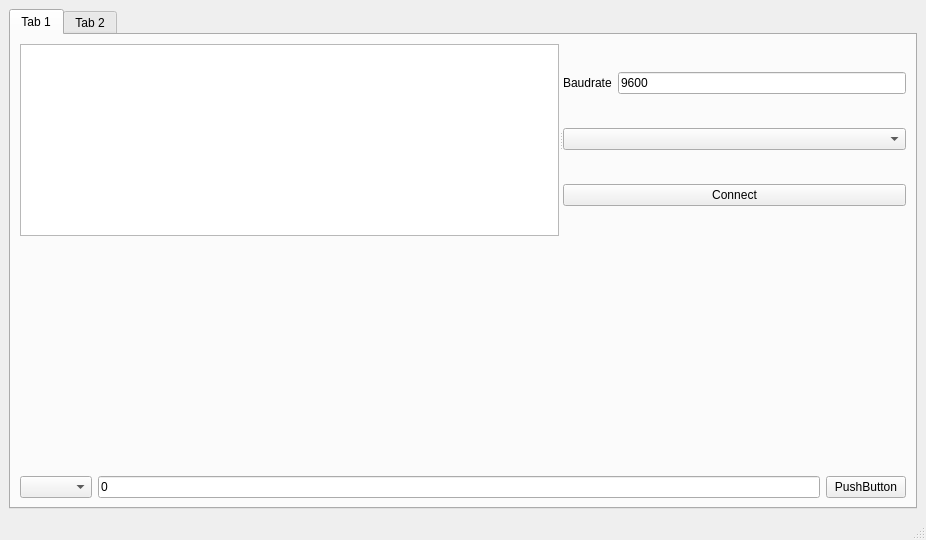
First picture: the form in scripts/untitled.ui, repository Dominare/Stab_Project, before the edit.
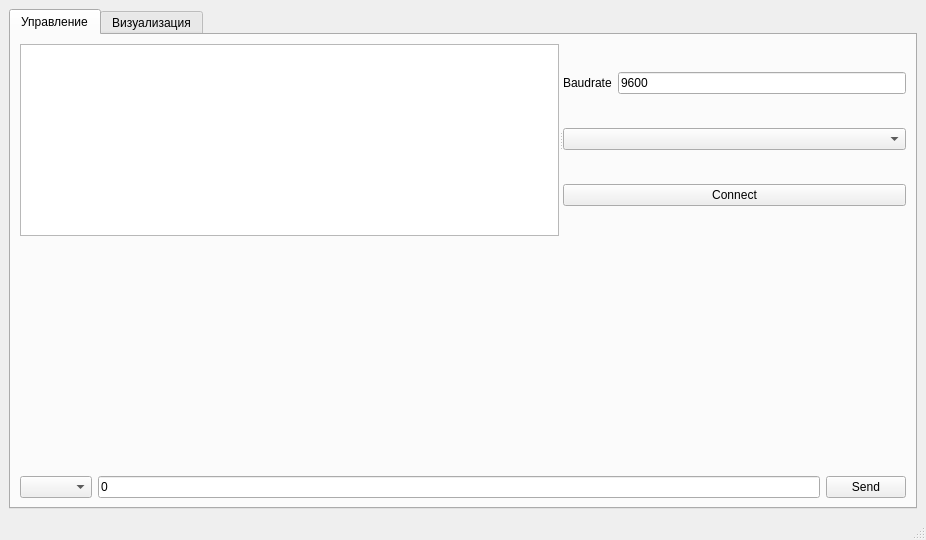
Second picture: the form after the edit. The open tabs and pages were chosen to show the change. Custom widgets are drawn as their Qt base class.

```diff
--- a/scripts/untitled.ui
+++ b/scripts/untitled.ui
@@ -22,7 +22,7 @@
       </property>
       <widget class="QWidget" name="tab">
        <attribute name="title">
-        <string>Tab 1</string>
+        <string>Управление</string>
        </attribute>
        <layout class="QHBoxLayout" name="horizontalLayout_5">
         <item>
@@ -102,7 +102,7 @@
             <item>
              <widget class="QPushButton" name="pushButton">
               <property name="text">
-               <string>PushButton</string>
+               <string>Send</string>
               </property>
              </widget>
             </item>
@@ -114,7 +114,7 @@
       </widget>
       <widget class="QWidget" name="tab_2">
        <attribute name="title">
-        <string>Tab 2</string>
+        <string>Визуализация</string>
        </attribute>
        <layout class="QHBoxLayout" name="horizontalLayout_6">
         <item>
```
Left out of the diff: 4 changed lines with no effect on the pictures.
